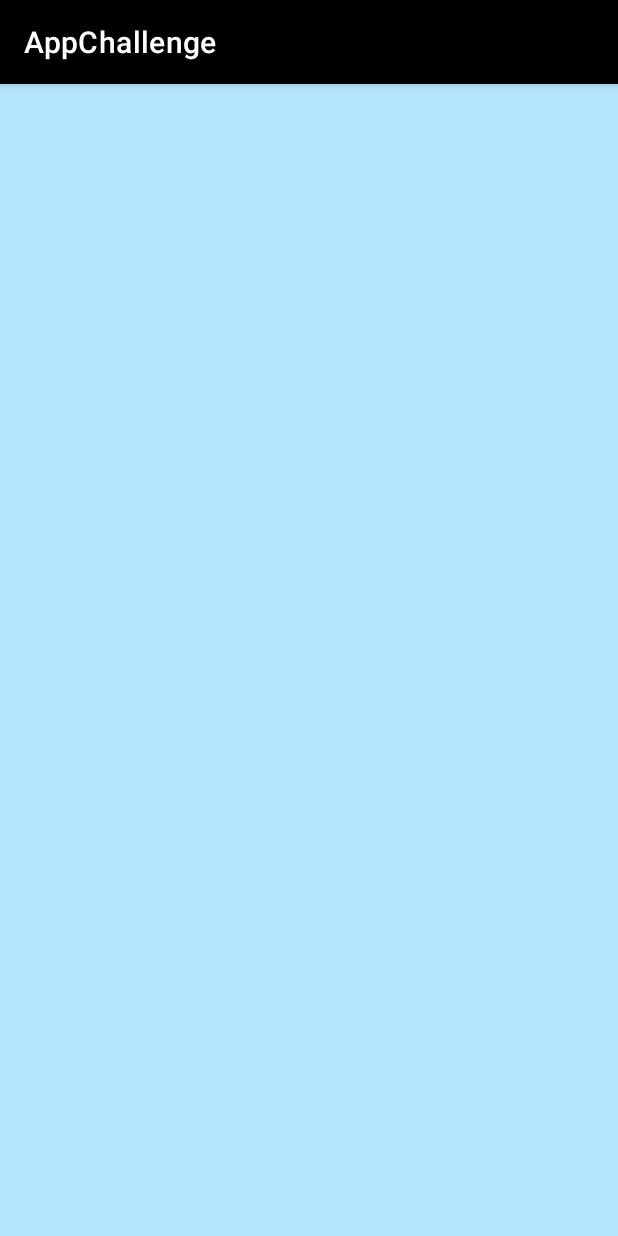
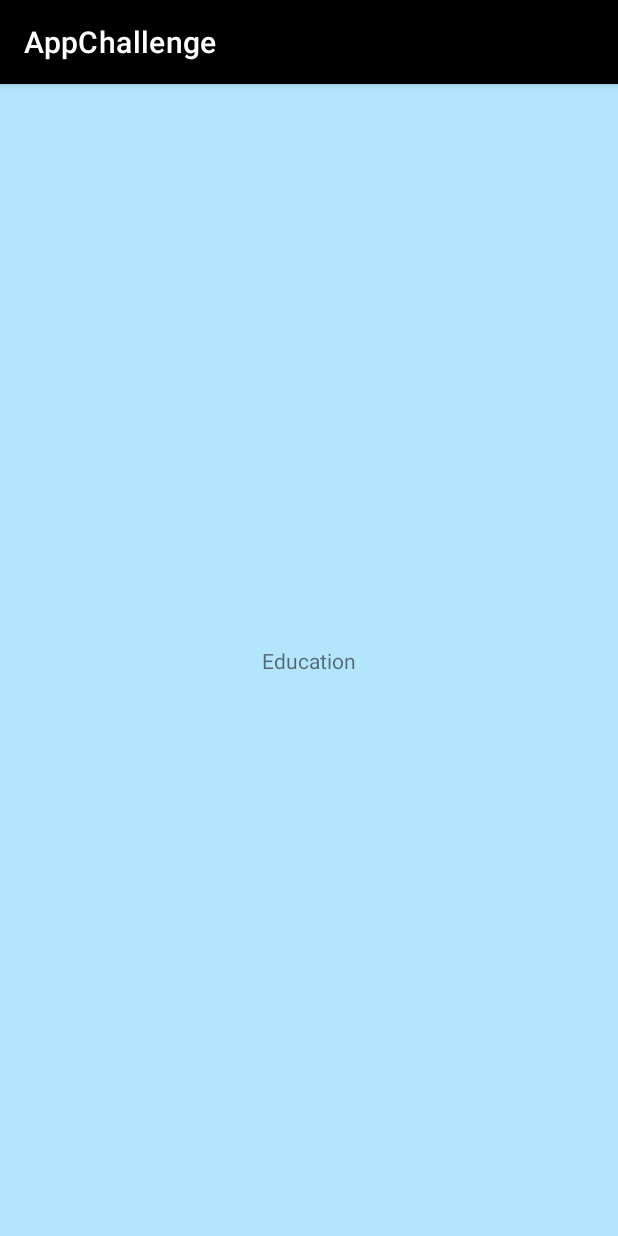
Before and after one commit to MaxCastillo93/Integrador-Android, an Android app: the ActivitiesFragment screen opened through its navigation route, on a phone screen of 412 x 824 dp. Run offline under Robolectric (Android 15) with nearby library versions, the phone set to English and light mode, and no system bars.

```diff
--- a/app/src/main/AndroidManifest.xml
+++ b/app/src/main/AndroidManifest.xml
@@ -1,6 +1,9 @@
 <?xml version="1.0" encoding="utf-8"?>
 <manifest xmlns:android="http://schemas.android.com/apk/res/android"
     package="com.example.appchallenge">
+
+    <uses-permission android:name="android.permission.INTERNET"/>
+
 
     <application
         android:allowBackup="true"
--- a/app/src/main/java/com/example/appchallenge/ActivitiesFragment.kt
+++ b/app/src/main/java/com/example/appchallenge/ActivitiesFragment.kt
@@ -5,16 +5,28 @@ import androidx.fragment.app.Fragment
 import android.view.LayoutInflater
 import android.view.View
 import android.view.ViewGroup
+import androidx.navigation.fragment.findNavController
+import com.example.appchallenge.databinding.FragmentActivitiesBinding
+import com.example.appchallenge.databinding.FragmentHomeBinding
 
 class ActivitiesFragment : Fragment() {
 
+    private lateinit var binding: FragmentActivitiesBinding
 
     override fun onCreateView(
         inflater: LayoutInflater, container: ViewGroup?,
         savedInstanceState: Bundle?
     ): View? {
-        // Inflate the layout for this fragment
-        return inflater.inflate(R.layout.fragment_activities, container, false)
+        binding = FragmentActivitiesBinding.inflate(inflater, container, false)
+        return binding.root
+    }
+
+    override fun onViewCreated(view: View, savedInstanceState: Bundle?) {
+        super.onViewCreated(view, savedInstanceState)
+
+        binding.tvEducation.setOnClickListener {
+            findNavController().navigate(R.id.action_activitiesFragment_to_suggestionCategoryFragment)
+        }
     }
 
 }
--- a/app/src/main/java/com/example/appchallenge/HomeFragment.kt
+++ b/app/src/main/java/com/example/appchallenge/HomeFragment.kt
@@ -6,7 +6,11 @@ import android.view.LayoutInflater
 import android.view.View
 import android.view.ViewGroup
 import androidx.navigation.fragment.findNavController
+import com.example.appchallenge.APIService.Companion.getRetrofit
 import com.example.appchallenge.databinding.FragmentHomeBinding
+import kotlinx.coroutines.CoroutineScope
+import kotlinx.coroutines.Dispatchers
+import kotlinx.coroutines.launch
 
 class HomeFragment : Fragment() {
 
@@ -19,6 +23,9 @@ class HomeFragment : Fragment() {
     ): View? {
         binding = FragmentHomeBinding.inflate(inflater, container, false)
         return binding.root
+
+
+
     }
 
     override fun onViewCreated(view: View, savedInstanceState: Bundle?) {
@@ -27,6 +34,13 @@ class HomeFragment : Fragment() {
         binding.tvTerms.setOnClickListener {
             findNavController().navigate(R.id.action_homeFragment2_to_termsFragment)
         }
+
+        binding.btnStart.setOnClickListener {
+            findNavController().navigate(R.id.action_homeFragment2_to_activitiesFragment)
+        }
+
+
+
     }
 
 }
--- a/app/src/main/res/layout/fragment_activities.xml
+++ b/app/src/main/res/layout/fragment_activities.xml
@@ -1,5 +1,6 @@
 <?xml version="1.0" encoding="utf-8"?>
 <androidx.constraintlayout.widget.ConstraintLayout xmlns:android="http://schemas.android.com/apk/res/android"
+    xmlns:app="http://schemas.android.com/apk/res-auto"
     xmlns:tools="http://schemas.android.com/tools"
     android:layout_width="match_parent"
     android:layout_height="match_parent"
@@ -7,5 +8,13 @@
     tools:context=".TermsFragment">
 
 
-
+    <TextView
+        android:id="@+id/tvEducation"
+        android:layout_width="wrap_content"
+        android:layout_height="wrap_content"
+        android:text="Education"
+        app:layout_constraintBottom_toBottomOf="parent"
+        app:layout_constraintEnd_toEndOf="parent"
+        app:layout_constraintStart_toStartOf="parent"
+        app:layout_constraintTop_toTopOf="parent" />
 </androidx.constraintlayout.widget.ConstraintLayout>
```
Also changed, not shown: app/src/main/java/com/example/appchallenge/APIService.kt (added, +23 -0 lines), app/src/main/java/com/example/appchallenge/Activities.kt (added, +12 -0 lines), app/src/main/java/com/example/appchallenge/SuggestionCategoryFragment.kt (+37 -0 lines), app/src/main/res/layout/fragment_suggestion_category.xml (+11 -1 lines), 1 other file.
